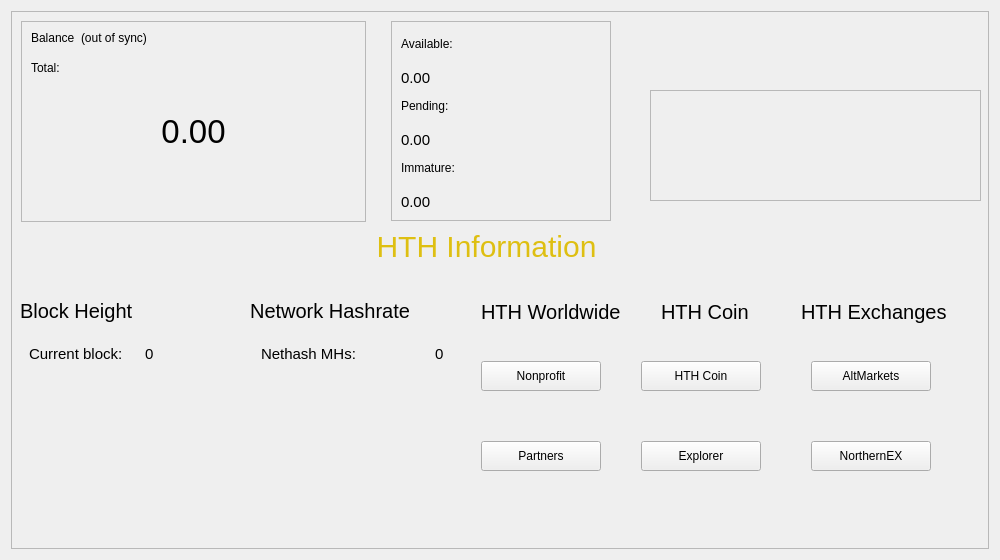
Qt form src/qt/forms/overviewpage.ui (barrystyle/hth) before a commit.
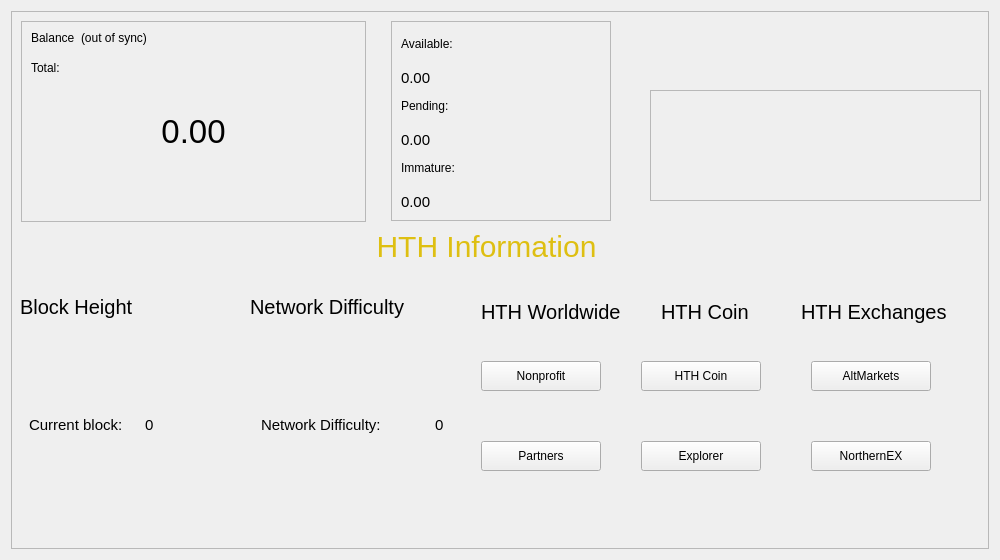
The same form after that commit.

Diff of the .ui file:
```diff
--- a/src/qt/forms/overviewpage.ui
+++ b/src/qt/forms/overviewpage.ui
@@ -114,7 +114,7 @@
 font-size: 20px;</string>
            </property>
            <property name="text">
-            <string>Network Hashrate</string>
+            <string>Network Difficulty</string>
            </property>
            <property name="alignment">
             <set>Qt::AlignRight</set>
@@ -123,6 +123,19 @@
          </item>
         </layout>
        </item>
+       <item>
+        <spacer name="verticalSpacer_3">
+         <property name="orientation">
+          <enum>Qt::Vertical</enum>
+         </property>
+         <property name="sizeHint" stdset="0">
+          <size>
+           <width>20</width>
+           <height>40</height>
+          </size>
+         </property>
+        </spacer>
+       </item>
        <item>
         <widget class="QFrame" name="frameBlockchainInfoData_3">
          <property name="styleSheet">
@@ -136,19 +149,6 @@
           <enum>QFrame::Raised</enum>
          </property>
          <layout class="QGridLayout" name="gridLayout_5">
-          <item row="3" column="2" alignment="Qt::AlignRight|Qt::AlignVCenter">
-           <widget class="QLabel" name="label_Nethash_3">
-            <property name="styleSheet">
-             <string notr="true">font-size: 15px;</string>
-            </property>
-            <property name="text">
-             <string>Nethash MHs:</string>
-            </property>
-            <property name="alignment">
-             <set>Qt::AlignVCenter</set>
-            </property>
-           </widget>
-          </item>
           <item row="3" column="0">
            <widget class="QLabel" name="label_CurrentBlock">
             <property name="minimumSize">
@@ -174,16 +174,6 @@
             </property>
            </widget>
           </item>
-          <item row="3" column="3" alignment="Qt::AlignRight">
-           <widget class="QLabel" name="label_Nethash_value_3">
-            <property name="text">
-             <string>0</string>
-            </property>
-            <property name="alignment">
-             <set>Qt::AlignVCenter</set>
-            </property>
-           </widget>
-          </item>
           <item row="3" column="1">
            <widget class="QLabel" name="label_CurrentBlock_value_3">
             <property name="minimumSize">
@@ -209,6 +199,29 @@
             </property>
            </widget>
           </item>
+          <item row="3" column="3" alignment="Qt::AlignRight">
+           <widget class="QLabel" name="label_Nethash_value_3">
+            <property name="text">
+             <string>0</string>
+            </property>
+            <property name="alignment">
+             <set>Qt::AlignVCenter</set>
+            </property>
+           </widget>
+          </item>
+          <item row="3" column="2">
+           <widget class="QLabel" name="label_Nethash_3">
+            <property name="styleSheet">
+             <string notr="true">font-size: 15px;</string>
+            </property>
+            <property name="text">
+             <string>Network Difficulty:</string>
+            </property>
+            <property name="alignment">
+             <set>Qt::AlignVCenter</set>
+            </property>
+           </widget>
+          </item>
          </layout>
         </widget>
        </item>
@@ -223,7 +236,7 @@
          <property name="sizeHint" stdset="0">
           <size>
            <width>20</width>
-           <height>170</height>
+           <height>99</height>
           </size>
          </property>
         </spacer>
```
